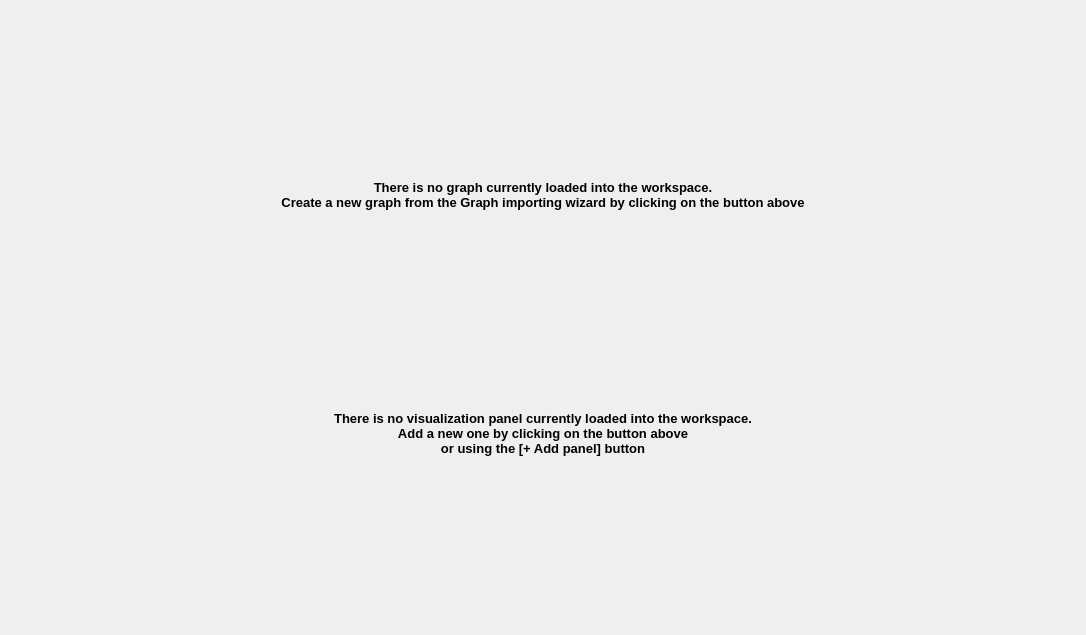
Tulip-Dev/tulip, file library/tulip-gui/designer/Workspace.ui: the form before one commit.
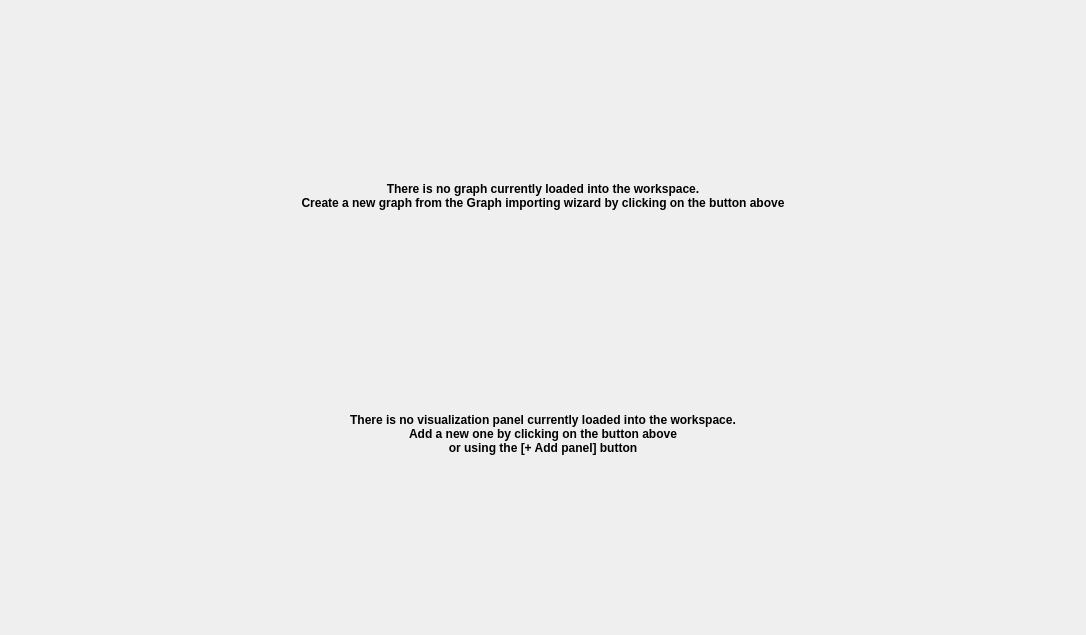
The form after the commit. The open tabs and pages were chosen to show the change. Icons and pictures are not drawn. Custom widgets are drawn as their Qt base class.

Commit message: High dpi display improvements: set font sizes in pixels instead of points

```diff
--- a/library/tulip-gui/designer/Workspace.ui
+++ b/library/tulip-gui/designer/Workspace.ui
@@ -99,11 +99,7 @@
           <item>
            <widget class="QLabel" name="label">
             <property name="text">
-             <string>&lt;!DOCTYPE HTML PUBLIC &quot;-//W3C//DTD HTML 4.0//EN&quot; &quot;http://www.w3.org/TR/REC-html40/strict.dtd&quot;&gt;
-&lt;html&gt;&lt;head&gt;&lt;meta name=&quot;qrichtext&quot; content=&quot;1&quot; /&gt;&lt;style type=&quot;text/css&quot;&gt;
-p, li { white-space: pre-wrap; }
-&lt;/style&gt;&lt;/head&gt;&lt;body style=&quot; font-family:'DejaVu Sans'; font-size:10pt; font-weight:400; font-style:normal;&quot;&gt;
-&lt;p style=&quot; margin-top:0px; margin-bottom:0px; margin-left:0px; margin-right:0px; -qt-block-indent:0; text-indent:0px;&quot;&gt;&lt;span style=&quot; font-weight:600;&quot;&gt;There is no graph currently loaded into the workspace.&lt;br /&gt;Create a new graph from the Graph importing wizard by clicking on the button above&lt;/span&gt;&lt;/p&gt;&lt;/body&gt;&lt;/html&gt;</string>
+             <string>&lt;p&gt;&lt;b&gt;There is no graph currently loaded into the workspace.&lt;br/&gt;Create a new graph from the Graph importing wizard by clicking on the button above&lt;/b&gt;&lt;/p&gt;</string>
             </property>
             <property name="alignment">
              <set>Qt::AlignCenter</set>
@@ -170,11 +166,7 @@
           <item>
            <widget class="QLabel" name="startupMessageLabel">
             <property name="text">
-             <string>&lt;!DOCTYPE HTML PUBLIC &quot;-//W3C//DTD HTML 4.0//EN&quot; &quot;http://www.w3.org/TR/REC-html40/strict.dtd&quot;&gt;
-&lt;html&gt;&lt;head&gt;&lt;meta name=&quot;qrichtext&quot; content=&quot;1&quot; /&gt;&lt;style type=&quot;text/css&quot;&gt;
-p, li { white-space: pre-wrap; }
-&lt;/style&gt;&lt;/head&gt;&lt;body style=&quot; font-family:'DejaVu Sans'; font-size:10pt; font-weight:400; font-style:normal;&quot;&gt;
-&lt;p style=&quot; margin-top:0px; margin-bottom:0px; margin-left:0px; margin-right:0px; -qt-block-indent:0; text-indent:0px;&quot;&gt;&lt;span style=&quot; font-weight:600;&quot;&gt;There is no visualization panel currently loaded into the workspace.&lt;br /&gt;Add a new one by clicking on the button above&lt;br/&gt;or using the [+ Add panel] button&lt;/span&gt;&lt;/p&gt;&lt;/body&gt;&lt;/html&gt;</string>
+             <string>&lt;p&gt;&lt;b&gt;There is no visualization panel currently loaded into the workspace.&lt;br/&gt;Add a new one by clicking on the button above&lt;br/&gt;or using the [+ Add panel] button&lt;/b&gt;&lt;/p&gt;</string>
             </property>
             <property name="alignment">
              <set>Qt::AlignCenter</set>
```
The commit also changes 9 other files.
